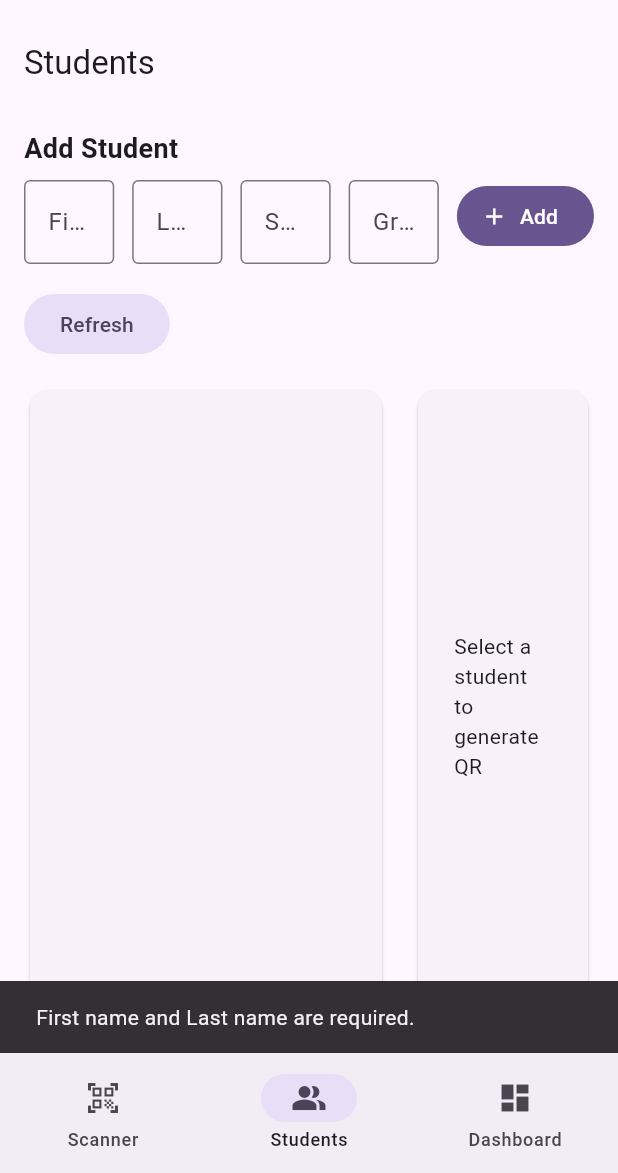
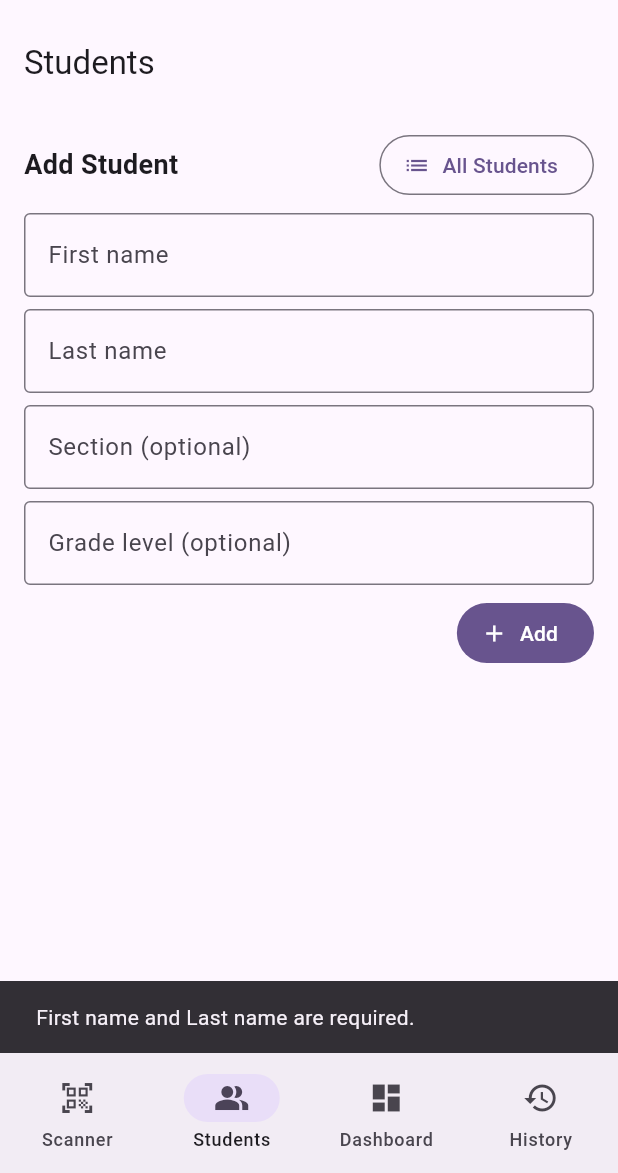
Before and after one commit to froakie71/flutter_prefi, a Flutter app: the screen it shows after launch, item 2 of the bottom bar chosen, after a tap on "Add", on a phone screen of 412 x 824 dp, the part 63-1236 px from its top. Run offline on Flutter 3.47's test engine with Material 3 defaults, Android fonts, the phone set to English and light mode, and no system bars; our stand-ins replace pdf, printing, qr_flutter; missing offline and left inert: dart:html, mobile_scanner; network calls fail.

Commit message:
feat: finalize app for submission (dashboard/history tabs, JSON server wiring, Android manifest updates)

```diff
--- a/flutter_application_1/lib/main.dart
+++ b/flutter_application_1/lib/main.dart
@@ -2,6 +2,7 @@ import 'package:flutter/material.dart';
 import 'pages/scanner_page.dart';
 import 'pages/students_page.dart';
 import 'pages/dashboard_page.dart';
+import 'pages/history_page.dart';
 
 void main() {
   runApp(const MyApp());
@@ -22,6 +23,7 @@ class _AppShellState extends State<AppShell> {
     ScannerPage(),
     StudentsPage(),
     DashboardPage(),
+    HistoryPage(),
   ];
 
   @override
@@ -30,6 +32,7 @@ class _AppShellState extends State<AppShell> {
       NavigationDestination(icon: Icon(Icons.qr_code_scanner), label: 'Scanner'),
       NavigationDestination(icon: Icon(Icons.people_alt), label: 'Students'),
       NavigationDestination(icon: Icon(Icons.dashboard), label: 'Dashboard'),
+      NavigationDestination(icon: Icon(Icons.history), label: 'History'),
     ];
 
     return Scaffold(
--- a/flutter_application_1/lib/pages/scanner_page.dart
+++ b/flutter_application_1/lib/pages/scanner_page.dart
@@ -14,11 +14,18 @@ class _ScannerPageState extends State<ScannerPage> {
   bool _processing = false;
   bool _studentsLoaded = false;
   final Set<int> _studentIds = <int>{};
+  final MobileScannerController _controller = MobileScannerController();
 
   @override
   void initState() {
     super.initState();
     _loadStudents();
+  }
+
+  @override
+  void dispose() {
+    _controller.dispose();
+    super.dispose();
   }
 
   Future<void> _loadStudents() async {
@@ -89,12 +96,29 @@ class _ScannerPageState extends State<ScannerPage> {
   @override
   Widget build(BuildContext context) {
     return Scaffold(
-      appBar: AppBar(title: const Text('QR Scanner')),
+      appBar: AppBar(
+        title: const Text('QR Scanner'),
+        actions: [
+          IconButton(
+            tooltip: 'Flash',
+            icon: const Icon(Icons.flash_on),
+            onPressed: () => _controller.toggleTorch(),
+          ),
+          IconButton(
+            tooltip: 'Switch camera (front/back)',
+            icon: const Icon(Icons.cameraswitch),
+            onPressed: () => _controller.switchCamera(),
+          ),
+        ],
+      ),
       body: Stack(
         children: [
-          MobileScanner(
-            fit: BoxFit.contain,
-            onDetect: _onDetect,
+          Positioned.fill(
+            child: MobileScanner(
+              controller: _controller,
+              fit: BoxFit.cover,
+              onDetect: _onDetect,
+            ),
           ),
           if (_processing)
             const Align(
--- a/flutter_application_1/lib/pages/students_page.dart
+++ b/flutter_application_1/lib/pages/students_page.dart
@@ -18,14 +18,59 @@ class _StudentsPageState extends State<StudentsPage> {
   final _gradeLevelCtrl = TextEditingController();
 
   List<Student> _students = [];
-
-  Student? _selectedForQr;
   bool _loading = false;
 
   @override
   void initState() {
     super.initState();
     _load();
+  }
+
+  void _openAllStudentsSheet() {
+    showModalBottomSheet(
+      context: context,
+      isScrollControlled: true,
+      shape: const RoundedRectangleBorder(
+        borderRadius: BorderRadius.vertical(top: Radius.circular(16)),
+      ),
+      builder: (context) {
+        return SafeArea(
+          child: Padding(
+            padding: const EdgeInsets.all(16.0),
+            child: Column(
+              mainAxisSize: MainAxisSize.min,
+              crossAxisAlignment: CrossAxisAlignment.start,
+              children: [
+                const Text('All Students', style: TextStyle(fontSize: 18, fontWeight: FontWeight.bold)),
+                const SizedBox(height: 8),
+                SizedBox(
+                  height: MediaQuery.of(context).size.height * 0.6,
+                  child: _students.isEmpty
+                      ? const Center(child: Text('No students found. Tap Refresh on the page.'))
+                      : ListView.separated(
+                          itemCount: _students.length,
+                          separatorBuilder: (_, __) => const Divider(height: 1),
+                          itemBuilder: (context, i) {
+                            final s = _students[i];
+                            return ListTile(
+                              leading: CircleAvatar(child: Text(s.id.toString())),
+                              title: Text(s.fullName),
+                              subtitle: Text('Section: ${s.section ?? '-'} • Grade: ${s.gradeLevel ?? '-'}'),
+                              trailing: IconButton(
+                                icon: const Icon(Icons.qr_code_2),
+                                onPressed: () => _showQrBottomSheet(s),
+                              ),
+                              onTap: () => _showQrBottomSheet(s),
+                            );
+                          },
+                        ),
+                ),
+              ],
+            ),
+          ),
+        );
+      },
+    );
   }
 
   Future<void> _load() async {
@@ -77,17 +122,86 @@ class _StudentsPageState extends State<StudentsPage> {
     );
   }
 
+  void _showQrBottomSheet(Student s) {
+    showModalBottomSheet(
+      context: context,
+      isScrollControlled: false,
+      shape: const RoundedRectangleBorder(
+        borderRadius: BorderRadius.vertical(top: Radius.circular(16)),
+      ),
+      builder: (context) {
+        return Padding(
+          padding: const EdgeInsets.all(24.0),
+          child: Center(
+            child: QrImageView(
+              data: 'sid:${s.id}',
+              version: QrVersions.auto,
+              size: 260,
+            ),
+          ),
+        );
+      },
+    );
+  }
+
   @override
   Widget build(BuildContext context) {
+    final isNarrow = MediaQuery.of(context).size.width < 640;
     return Scaffold(
       appBar: AppBar(title: const Text('Students')),
-      body: Padding(
-        padding: const EdgeInsets.all(16.0),
+      resizeToAvoidBottomInset: true,
+      body: SingleChildScrollView(
+        padding: EdgeInsets.only(
+          left: 16,
+          right: 16,
+          top: 16,
+          bottom: MediaQuery.of(context).viewInsets.bottom + 16,
+        ),
         child: Column(
           crossAxisAlignment: CrossAxisAlignment.start,
           children: [
+            Row(
+              children: [
                 const Text('Add Student', style: TextStyle(fontSize: 18, fontWeight: FontWeight.bold)),
+                const Spacer(),
+                OutlinedButton.icon(
+                  onPressed: _openAllStudentsSheet,
+                  icon: const Icon(Icons.list),
+                  label: const Text('All Students'),
+                ),
+              ],
+            ),
             const SizedBox(height: 8),
+            if (isNarrow)
+              Column(
+                children: [
+                  TextField(
+                    controller: _firstCtrl,
+                    decoration: const InputDecoration(labelText: 'First name', border: OutlineInputBorder()),
+                  ),
+                  const SizedBox(height: 8),
+                  TextField(
+                    controller: _lastCtrl,
+                    decoration: const InputDecoration(labelText: 'Last name', border: OutlineInputBorder()),
+                  ),
+                  const SizedBox(height: 8),
+                  TextField(
+                    controller: _sectionCtrl,
+                    decoration: const InputDecoration(labelText: 'Section (optional)', border: OutlineInputBorder()),
+                  ),
+                  const SizedBox(height: 8),
+                  TextField(
+                    controller: _gradeLevelCtrl,
+                    decoration: const InputDecoration(labelText: 'Grade level (optional)', border: OutlineInputBorder()),
+                  ),
+                  const SizedBox(height: 8),
+                  Align(
+                    alignment: Alignment.centerRight,
+                    child: FilledButton.icon(onPressed: _addStudent, icon: const Icon(Icons.add), label: const Text('Add')),
+                  ),
+                ],
+              )
+            else
               Row(
                 crossAxisAlignment: CrossAxisAlignment.start,
                 children: [
@@ -122,73 +236,12 @@ class _StudentsPageState extends State<StudentsPage> {
                   FilledButton.icon(onPressed: _addStudent, icon: const Icon(Icons.add), label: const Text('Add')),
                 ],
               ),
-            const SizedBox(height: 16),
-            Row(
-              children: [
-                FilledButton.tonal(onPressed: _load, child: const Text('Refresh')),
-                const SizedBox(width: 12),
-                if (_selectedForQr != null) Text('  QR for ID: ${_selectedForQr!.id}')
-              ],
+            const SizedBox(height: 8),
+            if (_loading) const Padding(
+              padding: EdgeInsets.symmetric(vertical: 12.0),
+              child: LinearProgressIndicator(minHeight: 3),
             ),
-            const SizedBox(height: 16),
-            Expanded(
-              child: _loading
-                  ? const Center(child: CircularProgressIndicator())
-                  : Row(
-                      crossAxisAlignment: CrossAxisAlignment.start,
-                      children: [
-                        Expanded(
-                          flex: 2,
-                          child: Card(
-                            child: ListView.separated(
-                              itemCount: _students.length,
-                              separatorBuilder: (_, __) => const Divider(height: 1),
-                              itemBuilder: (context, i) {
-                                final s = _students[i];
-                                return ListTile(
-                                  leading: CircleAvatar(child: Text(s.id.toString())),
-                                  title: Text(s.fullName),
-                                  subtitle: Text('Section: ${s.section ?? '-'} • Grade: ${s.gradeLevel ?? '-'}'),
-                                  trailing: IconButton(
-                                    icon: const Icon(Icons.qr_code_2),
-                                    onPressed: () => setState(() => _selectedForQr = s),
-                                  ),
-                                );
-                              },
-                            ),
-                          ),
-                        ),
-                        const SizedBox(width: 16),
-                        Expanded(
-                          child: Card(
-                            child: Center(
-                              child: _selectedForQr == null
-                                  ? const Padding(
-                                      padding: EdgeInsets.all(24.0),
-                                      child: Text('Select a student to generate QR'),
-                                    )
-                                  : Column(
-                                      mainAxisSize: MainAxisSize.min,
-                                      children: [
-                                        const SizedBox(height: 12),
-                                        Text(_selectedForQr!.fullName, style: const TextStyle(fontSize: 16, fontWeight: FontWeight.w600)),
-                                        const SizedBox(height: 12),
-                                        // Encode as sid:<id> so scanner can parse reliably
-                                        QrImageView(
-                                          data: 'sid:${_selectedForQr!.id}',
-                                          version: QrVersions.auto,
-                                          size: 220,
-                                        ),
-                                        const SizedBox(height: 12),
-                                        Text('QR encodes: sid:${_selectedForQr!.id}')
-                                      ],
-                                    ),
-                            ),
-                          ),
-                        )
-                      ],
-                    ),
-            )
+            // List is now in the "All Students" sheet.
           ],
         ),
       ),
--- a/flutter_application_1/pubspec.yaml
+++ b/flutter_application_1/pubspec.yaml
@@ -38,6 +38,8 @@ dependencies:
   qr_flutter: ^4.1.0
   intl: ^0.19.0
   pdf: ^3.11.0
+  path_provider: ^2.1.4
+  printing: ^5.12.0
 
 dev_dependencies:
   flutter_test:
```
Also changed, not shown: flutter_application_1/lib/pages/dashboard_page.dart (+66 -54 lines), flutter_application_1/lib/pages/history_page.dart (added, +92 -0 lines), flutter_application_1/lib/utils/file_saver_io.dart (added, +37 -0 lines), flutter_application_1/pubspec.lock, 6 other files. Lines whose indentation alone changed are shown as unchanged.
